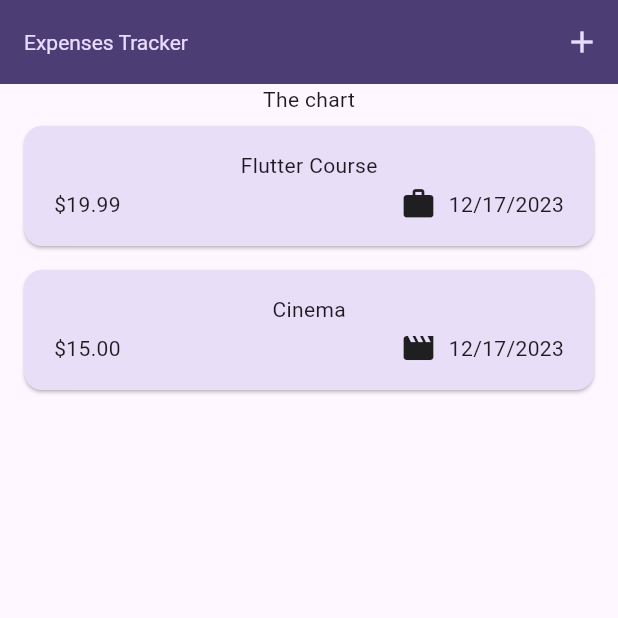
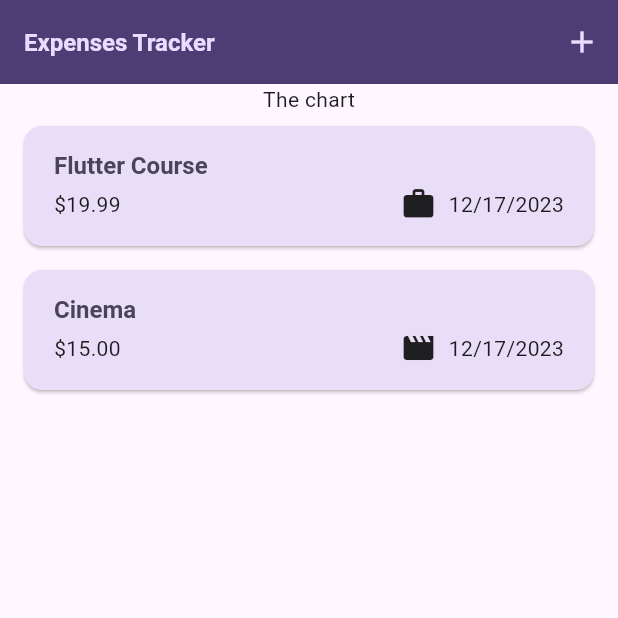
Before and after one commit to antoniobgo/expenses, a Flutter app: the screen it shows after launch, on a phone screen of 412 x 824 dp, the top half of it. Run offline on Flutter 3.47's test engine with Material 3 defaults, Android fonts, the phone set to English and light mode, and no system bars.

```diff
--- a/lib/widgets/expenses_list/expense_item.dart
+++ b/lib/widgets/expenses_list/expense_item.dart
@@ -13,8 +13,12 @@ class ExpenseItem extends StatelessWidget {
       child: Padding(
         padding: const EdgeInsets.symmetric(horizontal: 20, vertical: 16),
         child: Column(
+          crossAxisAlignment: CrossAxisAlignment.start,
           children: [
-            Text(expense.title),
+            Text(
+              expense.title,
+              style: Theme.of(context).textTheme.titleLarge,
+            ),
             const SizedBox(
               height: 4,
             ),
--- a/lib/widgets/expenses_list/expenses_list.dart
+++ b/lib/widgets/expenses_list/expenses_list.dart
@@ -15,6 +15,10 @@ class ExpensesList extends StatelessWidget {
       itemCount: expenses.length,
       itemBuilder: (ctx, index) => Dismissible(
           key: ValueKey(expenses[index]),
+          background: Container(
+            color: Theme.of(context).colorScheme.error.withOpacity(0.3),
+            margin: const EdgeInsets.symmetric(horizontal: 16),
+          ),
           onDismissed: (direction) {
             onLeftSwap(expenses[index]);
           },
```
Also changed, not shown: lib/main.dart (+25 -4 lines), lib/models/expense.dart (+22 -0 lines).
